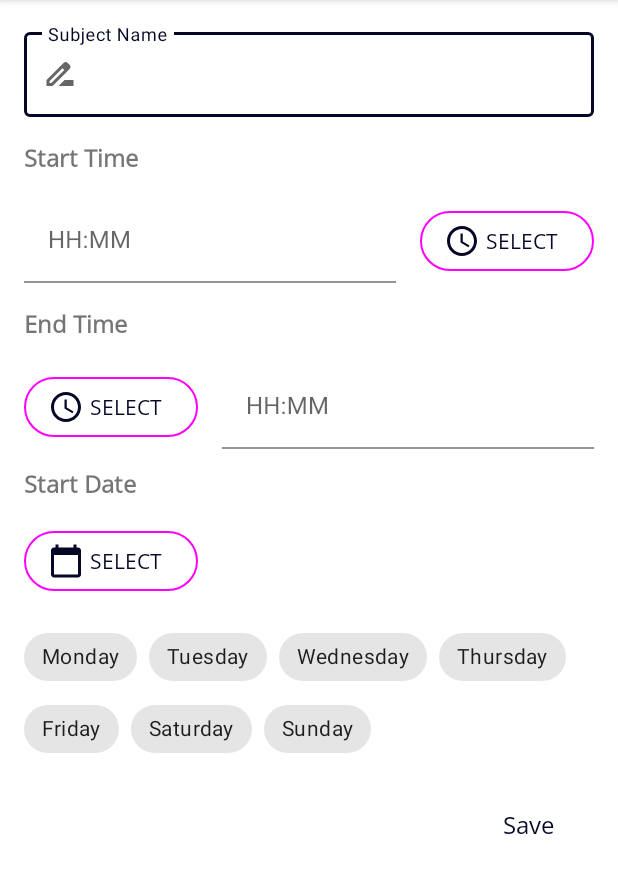
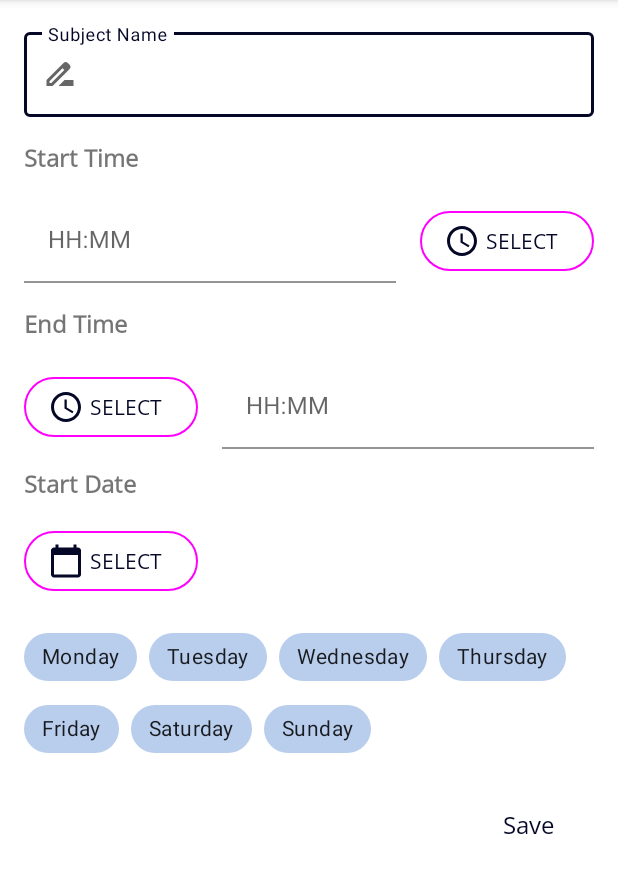
Before and after one commit to aadityaguptaa/IceBox, an Android app: the AddSubjectActivity screen opened directly, with no data from a screen before it, on a phone screen of 412 x 824 dp, the part 84-977 px from its top. Run offline under Robolectric (Android 15) with nearby library versions, the phone set to English and light mode, and no system bars; our stand-ins replace Dagger/Hilt's generated code, data binding.

Commit message:
recycler ui t-1

```diff
--- a/app/src/main/java/com/adityagupta/icebox/data/database/Subject.kt
+++ b/app/src/main/java/com/adityagupta/icebox/data/database/Subject.kt
@@ -11,5 +11,5 @@ data class Subject (
     @ColumnInfo(name = "startingTime") val startingTime: String,
     @ColumnInfo(name = "endingTime") val endingTime: String,
     @ColumnInfo(name = "startingDate") val startingDate: Long,
-/*    @ColumnInfo(name = "weekDays") val weekDays: List<Int>*/
+   @ColumnInfo(name = "weekDays") val weekDays: String
 )
--- /dev/null
+++ b/app/src/main/res/color/chip_background_color.xml
@@ -0,0 +1,6 @@
+<?xml version="1.0" encoding="utf-8"?>
+<selector xmlns:android="http://schemas.android.com/apk/res/android">
+
+    <item android:color="@color/light_blue" android:state_checked="false"/>
+    <item android:color="@color/google_color_blue" android:state_checked="true"/>
+</selector>
--- /dev/null
+++ b/app/src/main/res/color/chip_text_color.xml
@@ -0,0 +1,4 @@
+<?xml version="1.0" encoding="utf-8"?>
+<selector xmlns:android="http://schemas.android.com/apk/res/android">
+
+</selector>
--- a/app/src/main/res/layout/activity_add_subject.xml
+++ b/app/src/main/res/layout/activity_add_subject.xml
@@ -138,42 +138,42 @@
 
             <com.google.android.material.chip.Chip
                 android:id="@+id/mondayChip"
-                style="@style/Widget.MaterialComponents.Chip.Choice"
+                style="@style/CustomChipStyle"
                 android:layout_width="wrap_content"
                 android:layout_height="wrap_content"
                 android:text="@string/monday" />
 
             <com.google.android.material.chip.Chip
                 android:id="@+id/tuesdayChip"
-                style="@style/Widget.MaterialComponents.Chip.Choice"
+                style="@style/CustomChipStyle"
                 android:layout_width="wrap_content"
                 android:layout_height="wrap_content"
                 android:text="@string/tuesday" />
 
             <com.google.android.material.chip.Chip
                 android:id="@+id/wednesdayChip"
-                style="@style/Widget.MaterialComponents.Chip.Choice"
+                style="@style/CustomChipStyle"
                 android:layout_width="wrap_content"
                 android:layout_height="wrap_content"
                 android:text="@string/wednesday" />
 
             <com.google.android.material.chip.Chip
                 android:id="@+id/thursdayChip"
-                style="@style/Widget.MaterialComponents.Chip.Choice"
+                style="@style/CustomChipStyle"
                 android:layout_width="wrap_content"
                 android:layout_height="wrap_content"
                 android:text="@string/thursday" />
 
             <com.google.android.material.chip.Chip
                 android:id="@+id/fridayChip"
-                style="@style/Widget.MaterialComponents.Chip.Choice"
+                style="@style/CustomChipStyle"
                 android:layout_width="wrap_content"
                 android:layout_height="wrap_content"
                 android:text="@string/friday" />
 
             <com.google.android.material.chip.Chip
                 android:id="@+id/saturdayChip"
-                style="@style/Widget.MaterialComponents.Chip.Choice"
+                style="@style/CustomChipStyle"
                 android:layout_width="wrap_content"
                 android:layout_height="wrap_content"
                 android:text="@string/saturday" />
@@ -181,7 +181,7 @@
             <com.google.android.material.chip.Chip
                 android:id="@+id/sundayChip"
                 android:layout_width="wrap_content"
-                style="@style/Widget.MaterialComponents.Chip.Choice"
+                style="@style/CustomChipStyle"
                 android:layout_height="wrap_content"
                 android:text="@string/sunday" />
             <!-- Chips can be declared here, or added dynamically. -->
--- a/app/src/main/res/values/colors.xml
+++ b/app/src/main/res/values/colors.xml
@@ -12,5 +12,5 @@
     <color name="google_color_yellow">#F4B400</color>
     <color name="google_color_red">#DB4437</color>
     <color name="google_color_blue">#4285F4</color>
-
+    <color name="light_blue">#B9CDED</color>
 </resources>
--- a/app/src/main/res/values/styles.xml
+++ b/app/src/main/res/values/styles.xml
@@ -27,8 +27,8 @@
     </style>
 
 
-    <style name="Widget.MyApp.Chip.Choice" parent="Widget.MaterialComponents.Chip.Choice">
-        <item name="materialThemeOverlay">@style/ThemeOverlay.MyApp.Chip.Choice</item>
+    <style name="CustomChipStyle" parent="Widget.MaterialComponents.Chip.Choice">
+        <item name="chipBackgroundColor">@color/chip_background_color</item>
     </style>
 
     <!-- Disabling elevation overlays because when chip's default background/surface
```
Also changed, not shown: app/src/main/java/com/adityagupta/icebox/domain/adapters/SubjectsAdapter.kt (+12 -0 lines), app/src/main/java/com/adityagupta/icebox/presentation/homescreen/AddSubjectActivity.kt (+16 -1 lines), app/src/main/res/layout/subject_item_layout.xml (+24 -15 lines).
